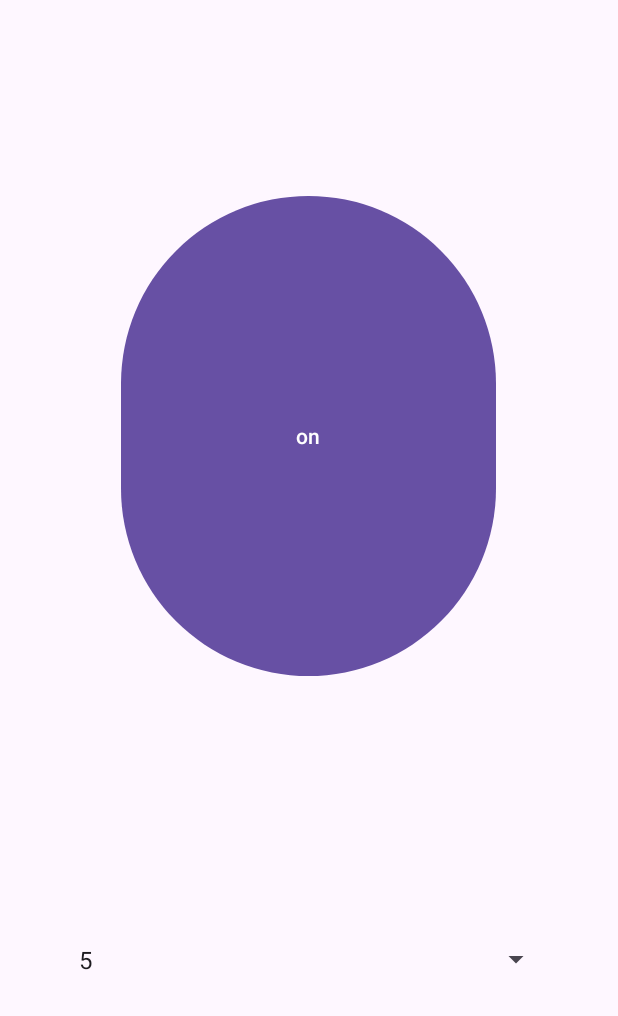
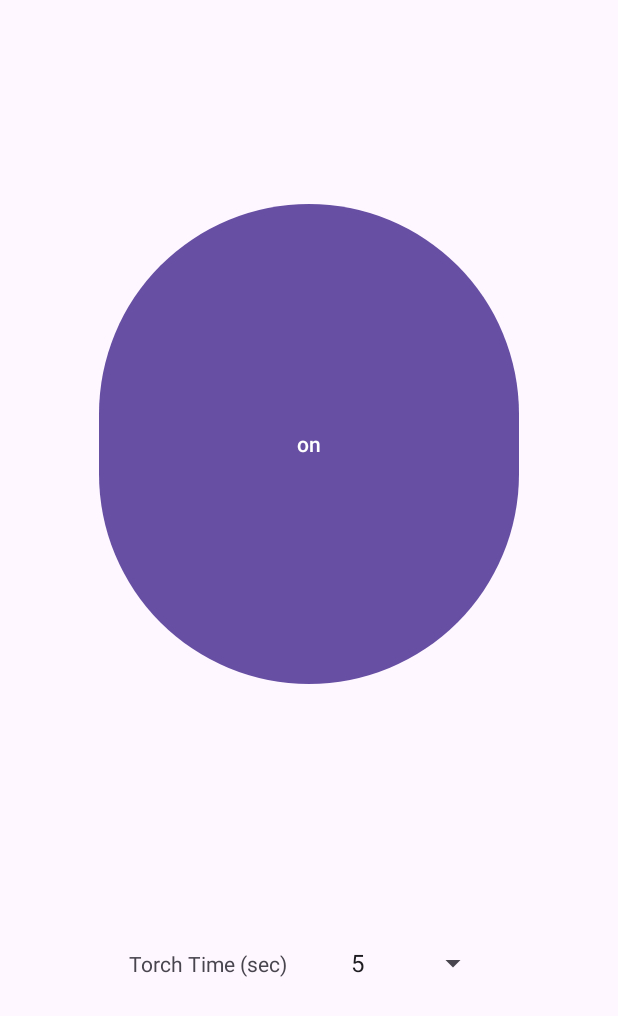
Before and after one commit to sapvs/followmetorch, an Android app: the screen it shows after launch (MainActivity), on a phone screen of 412 x 824 dp. Shown: the top 1016 px of the screen. Run offline under Robolectric (Android 15) with nearby library versions, the phone set to English and light mode, and no system bars; 1 statement that could not run was skipped.

Commit message:
torch timer added

```diff
--- a/app/src/main/AndroidManifest.xml
+++ b/app/src/main/AndroidManifest.xml
@@ -17,10 +17,9 @@
             android:exported="true">
             <intent-filter>
                 <action android:name="android.intent.action.MAIN" />
-
                 <category android:name="android.intent.category.LAUNCHER" />
             </intent-filter>
         </activity>
+        <activity android:name="io.vsapan.followme.SpinnerActivity" />
     </application>
-
 </manifest>
--- a/app/src/main/res/layout/activity_main.xml
+++ b/app/src/main/res/layout/activity_main.xml
@@ -6,25 +6,40 @@
     android:layout_height="match_parent"
     tools:context=".MainActivity">
 
+
     <Button
         android:id="@+id/torchtoggle"
-        android:layout_width="250dp"
+        android:layout_width="280dp"
         android:layout_height="328dp"
         android:text="@string/on"
-        app:layout_constraintBottom_toTopOf="@+id/spinner"
-        app:layout_constraintEnd_toEndOf="parent"
-        app:layout_constraintHorizontal_bias="0.498"
-        app:layout_constraintStart_toStartOf="parent"
+        app:layout_constraintBottom_toTopOf="@id/laylin"
+        app:layout_constraintLeft_toLeftOf="parent"
+        app:layout_constraintRight_toRightOf="parent"
         app:layout_constraintTop_toTopOf="parent" />
 
-    <Spinner
-        android:id="@+id/spinner"
-        android:layout_width="323dp"
-        android:layout_height="115dp"
+
+    <LinearLayout
+        android:id="@+id/laylin"
+        android:layout_width="240dp"
+        android:layout_height="100dp"
+        android:orientation="horizontal"
         app:layout_constraintBottom_toBottomOf="parent"
-        app:layout_constraintLeft_toLeftOf="parent"
-        app:layout_constraintRight_toRightOf="parent"
-        app:layout_constraintTop_toBottomOf="@id/torchtoggle" />
+        app:layout_constraintEnd_toEndOf="parent"
+        app:layout_constraintStart_toStartOf="parent"
+        app:layout_constraintTop_toBottomOf="@id/torchtoggle">
+
+        <TextView
+            android:id="@+id/textView"
+            android:layout_width="140dp"
+            android:layout_height="100dp"
+            android:includeFontPadding="true"
+            android:text="@string/torch_time_sec" />
+
+        <Spinner
+            android:id="@+id/spinner"
+            android:layout_width="100dp"
+            android:layout_height="100dp" />
+    </LinearLayout>
 
 
 </androidx.constraintlayout.widget.ConstraintLayout>
--- a/app/src/main/res/values/strings.xml
+++ b/app/src/main/res/values/strings.xml
@@ -1,4 +1,5 @@
 <resources>
     <string name="app_name">FollowMe</string>
     <string name="on">on</string>
+    <string name="torch_time_sec">Torch Time (sec)</string>
 </resources>
```
